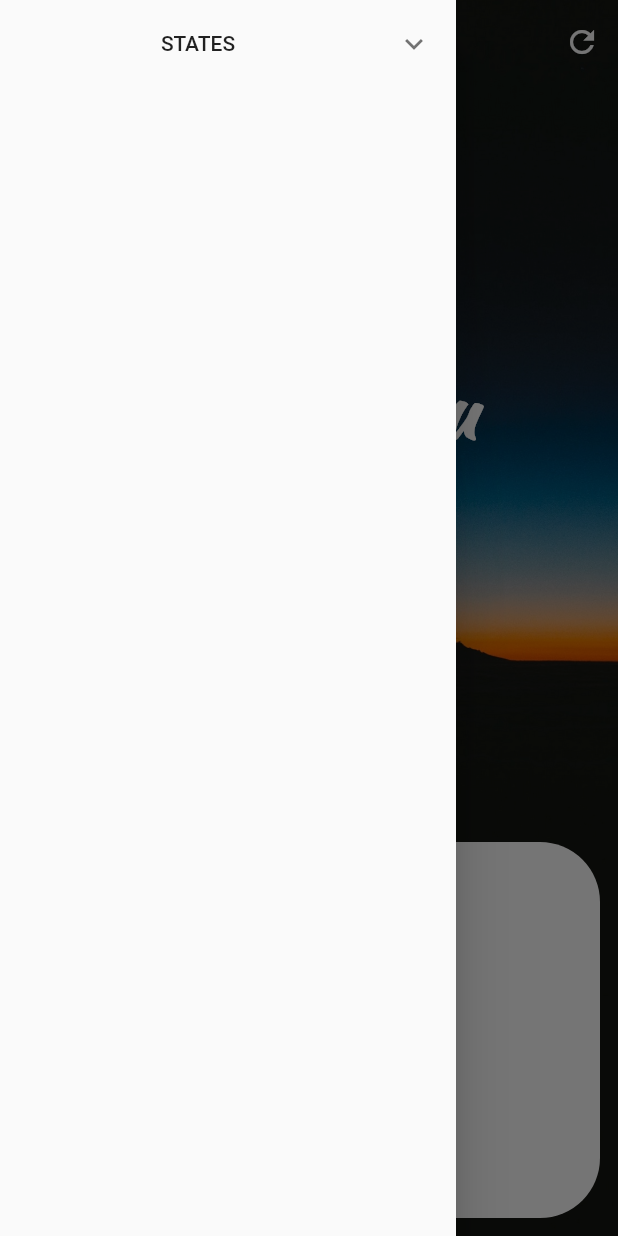
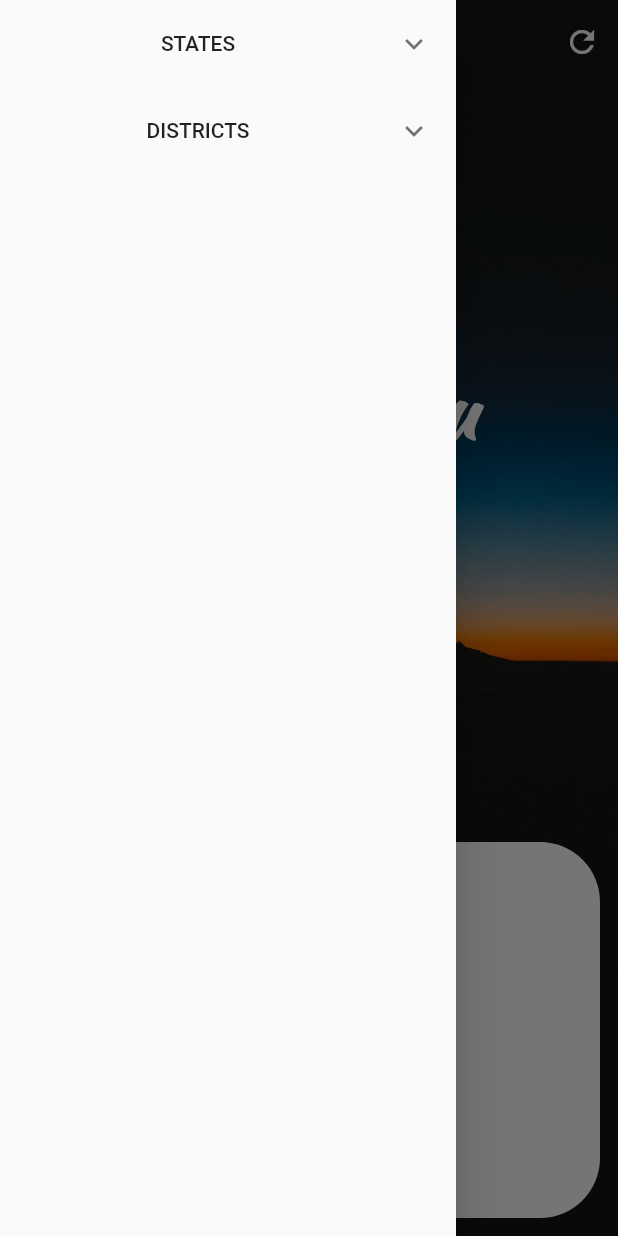
Before and after one commit to HariRahul/MinimalCovid, a Flutter app: the screen it shows after launch, with the side drawer open, on a phone screen of 412 x 824 dp. Run offline on Flutter 3.47's test engine with Material 2 defaults, Android fonts, the phone set to English and light mode, and no system bars; drawn by our look-alikes of show_up_animation; network calls fail.

Commit message:
District data printed on console. Yet to display in app screen

```diff
--- a/lib/main.dart
+++ b/lib/main.dart
@@ -66,7 +66,7 @@ class _jsonifyState extends State<jsonify> {
     "Andaman and Nicobar Islands": "an"
   };
   Map<String, dynamic> parsedDataDistrict = {"": ""};
-  List<String> stateDistricts = [''];
+  List<String> stateDistricts = [];
 
   String stateChoice = 'tn';
   String stateTitle = 'Tamil Nadu';
@@ -86,8 +86,15 @@ class _jsonifyState extends State<jsonify> {
       setState(() {
         parsedDataDistrict = a;
         parsedDataDistrict[stateTitle].forEach((key, value) => stateDistricts.add(key));
+        districtButtons(stateDistricts);
       });
     });
+  }
+
+  List<FlatButton> districtButtons(List<String> districts){
+    List<FlatButton> temporaryButtons=[];
+    districts.forEach((element) => temporaryButtons.add(createButtonDistricts(element)));
+    return temporaryButtons;
   }
 
   FlatButton createButton(String stateName) {
@@ -98,6 +105,22 @@ class _jsonifyState extends State<jsonify> {
           stateChoice = indiaStates[stateName];
           stateTitle = stateName;
           count = parsedData[stateChoice];
+          stateDistricts.clear();
+          parsedDataDistrict[stateTitle].forEach((key, value) => stateDistricts.add(key));
+          districtButtons(stateDistricts);
+          Navigator.pop(context);
+        });
+      },
+    );
+  }
+
+  FlatButton createButtonDistricts(String stateName) {
+    return FlatButton(
+      child: Text(stateName),
+      onPressed: () {
+        setState(() {
+          List<dynamic> data= parsedDataDistrict[stateTitle][stateName];
+          print(data[data.length-1]['confirmed']);
           Navigator.pop(context);
         });
       },
@@ -149,6 +172,10 @@ class _jsonifyState extends State<jsonify> {
                   createButton('Meghalaya'),
                   createButton('Andaman and Nicobar Islands')
                 ],
+              ),
+              ExpansionTile(
+                title: Center(child: Text('DISTRICTS')),
+                children: districtButtons(stateDistricts),
               ),
             ],
           ),
```
